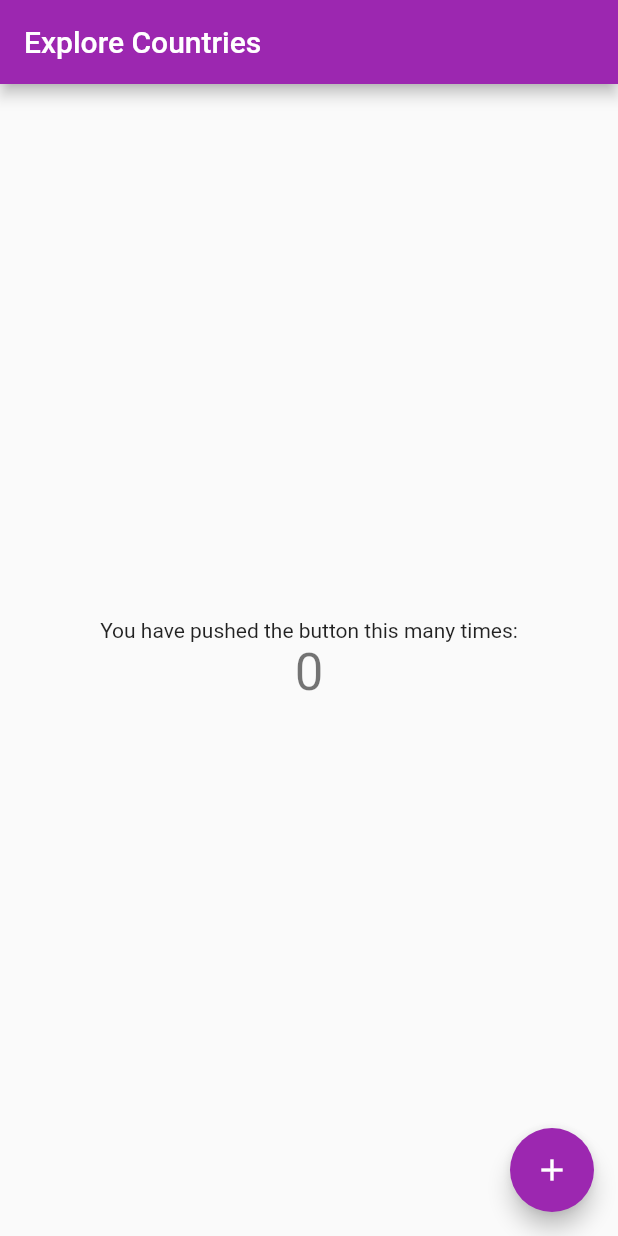
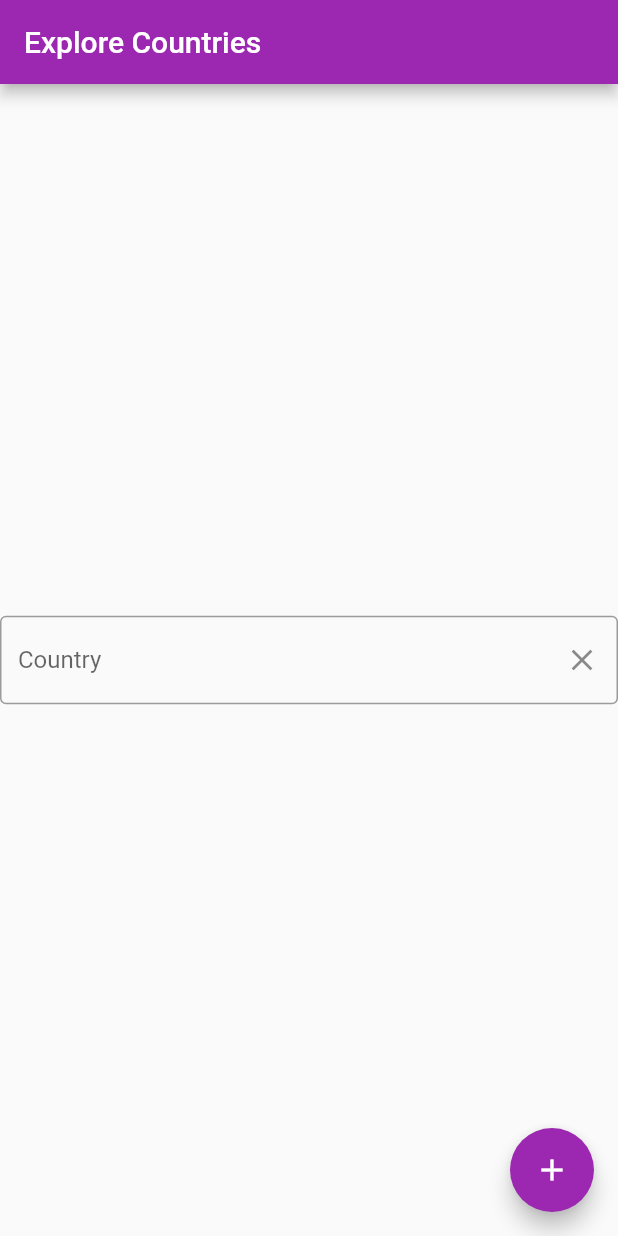
Before and after one commit to shoeb-gg/Flutter-first-demo, a Flutter app: the screen it shows after launch, on a phone screen of 412 x 824 dp. Run offline on Flutter 3.47's test engine with Material 2 defaults, Android fonts, the phone set to English and light mode, and no system bars.

Commit message:
Added textfield

```diff
--- a/lib/main.dart
+++ b/lib/main.dart
@@ -33,15 +33,6 @@ class MyApp extends StatelessWidget {
 class MyHomePage extends StatefulWidget {
   const MyHomePage({super.key, required this.title});
 
-  // This widget is the home page of your application. It is stateful, meaning
-  // that it has a State object (defined below) that contains fields that affect
-  // how it looks.
-
-  // This class is the configuration for the state. It holds the values (in this
-  // case the title) provided by the parent (in this case the App widget) and
-  // used by the build method of the State. Fields in a Widget subclass are
-  // always marked "final".
-
   final String title;
 
   @override
@@ -49,68 +40,36 @@ class MyHomePage extends StatefulWidget {
 }
 
 class _MyHomePageState extends State<MyHomePage> {
-  int _counter = 0;
-
-  void _incrementCounter() {
-    setState(() {
-      // This call to setState tells the Flutter framework that something has
-      // changed in this State, which causes it to rerun the build method below
-      // so that the display can reflect the updated values. If we changed
-      // _counter without calling setState(), then the build method would not be
-      // called again, and so nothing would appear to happen.
-      _counter++;
-    });
-  }
+  final _countryController = TextEditingController();
 
   @override
   Widget build(BuildContext context) {
-    // This method is rerun every time setState is called, for instance as done
-    // by the _incrementCounter method above.
-    //
-    // The Flutter framework has been optimized to make rerunning build methods
-    // fast, so that you can just rebuild anything that needs updating rather
-    // than having to individually change instances of widgets.
     return Scaffold(
       appBar: AppBar(
-        // Here we take the value from the MyHomePage object that was created by
-        // the App.build method, and use it to set our appbar title.
         title: Text(widget.title),
       ),
-      body: Center(
-        // Center is a layout widget. It takes a single child and positions it
-        // in the middle of the parent.
-        child: Column(
-          // Column is also a layout widget. It takes a list of children and
-          // arranges them vertically. By default, it sizes itself to fit its
-          // children horizontally, and tries to be as tall as its parent.
-          //
-          // Invoke "debug painting" (press "p" in the console, choose the
-          // "Toggle Debug Paint" action from the Flutter Inspector in Android
-          // Studio, or the "Toggle Debug Paint" command in Visual Studio Code)
-          // to see the wireframe for each widget.
-          //
-          // Column has various properties to control how it sizes itself and
-          // how it positions its children. Here we use mainAxisAlignment to
-          // center the children vertically; the main axis here is the vertical
-          // axis because Columns are vertical (the cross axis would be
-          // horizontal).
-          mainAxisAlignment: MainAxisAlignment.center,
-          children: <Widget>[
-            const Text(
-              'You have pushed the button this many times:',
-            ),
-            Text(
-              '$_counter',
-              style: Theme.of(context).textTheme.headlineMedium,
-            ),
-          ],
-        ),
+      body: Column(
+        mainAxisAlignment: MainAxisAlignment.center,
+        children: [
+          TextField(
+            controller: _countryController,
+            decoration: InputDecoration(
+                hintText: 'bangladesh',
+                border: OutlineInputBorder(),
+                labelText: 'Country',
+                suffixIcon: IconButton(
+                    onPressed: () {
+                      _countryController.clear();
+                    },
+                    icon: const Icon(Icons.clear))),
+          )
+        ],
       ),
       floatingActionButton: FloatingActionButton(
-        onPressed: _incrementCounter,
+        onPressed: () {},
         tooltip: 'Increment',
         child: const Icon(Icons.add),
-      ), // This trailing comma makes auto-formatting nicer for build methods.
+      ),
     );
   }
 }
```
